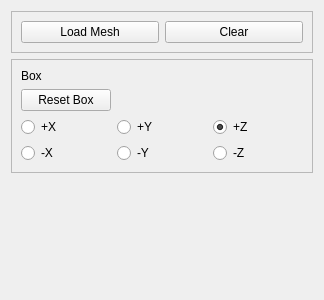
cg3hci/SplitAndMill, file gui/hf_gui.ui: the form before one commit.
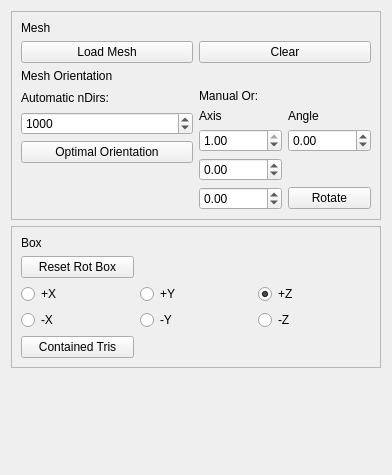
The form after the commit.

```diff
--- a/gui/hf_gui.ui
+++ b/gui/hf_gui.ui
@@ -6,8 +6,8 @@
    <rect>
     <x>0</x>
     <y>0</y>
-    <width>324</width>
-    <height>300</height>
+    <width>392</width>
+    <height>475</height>
    </rect>
   </property>
   <property name="windowTitle">
@@ -15,45 +15,6 @@
   </property>
   <layout class="QGridLayout" name="gridLayout">
    <item row="2" column="0">
-    <spacer name="verticalSpacer">
-     <property name="orientation">
-      <enum>Qt::Vertical</enum>
-     </property>
-     <property name="sizeHint" stdset="0">
-      <size>
-       <width>20</width>
-       <height>40</height>
-      </size>
-     </property>
-    </spacer>
-   </item>
-   <item row="0" column="0">
-    <widget class="QFrame" name="frame">
-     <property name="frameShape">
-      <enum>QFrame::StyledPanel</enum>
-     </property>
-     <property name="frameShadow">
-      <enum>QFrame::Raised</enum>
-     </property>
-     <layout class="QGridLayout" name="gridLayout_2">
-      <item row="0" column="0">
-       <widget class="QPushButton" name="loadMeshPushButton">
-        <property name="text">
-         <string>Load Mesh</string>
-        </property>
-       </widget>
-      </item>
-      <item row="0" column="1">
-       <widget class="QPushButton" name="clearPushButton">
-        <property name="text">
-         <string>Clear</string>
-        </property>
-       </widget>
-      </item>
-     </layout>
-    </widget>
-   </item>
-   <item row="1" column="0">
     <widget class="QFrame" name="frame_2">
      <property name="frameShape">
       <enum>QFrame::StyledPanel</enum>
@@ -65,7 +26,7 @@
       <item row="1" column="0">
        <widget class="QPushButton" name="resetBoxPushButton">
         <property name="text">
-         <string>Reset Box</string>
+         <string>Reset Rot Box</string>
         </property>
        </widget>
       </item>
@@ -76,6 +37,13 @@
         </property>
        </widget>
       </item>
+      <item row="3" column="2">
+       <widget class="QRadioButton" name="mzRadioButton">
+        <property name="text">
+         <string>-Z</string>
+        </property>
+       </widget>
+      </item>
       <item row="0" column="0">
        <widget class="QLabel" name="label">
         <property name="text">
@@ -93,6 +61,13 @@
         </property>
        </widget>
       </item>
+      <item row="3" column="0">
+       <widget class="QRadioButton" name="mxRadioButton">
+        <property name="text">
+         <string>-X</string>
+        </property>
+       </widget>
+      </item>
       <item row="2" column="1">
        <widget class="QRadioButton" name="pyRadioButton">
         <property name="text">
@@ -100,13 +75,6 @@
         </property>
        </widget>
       </item>
-      <item row="3" column="0">
-       <widget class="QRadioButton" name="mxRadioButton">
-        <property name="text">
-         <string>-X</string>
-        </property>
-       </widget>
-      </item>
       <item row="3" column="1">
        <widget class="QRadioButton" name="myRadioButton">
         <property name="text">
@@ -114,16 +82,253 @@
         </property>
        </widget>
       </item>
+      <item row="4" column="0">
+       <widget class="QPushButton" name="containedTrisPushButton">
+        <property name="text">
+         <string>Contained Tris</string>
+        </property>
+       </widget>
+      </item>
+     </layout>
+    </widget>
+   </item>
+   <item row="1" column="0">
+    <widget class="QFrame" name="frame">
+     <property name="sizePolicy">
+      <sizepolicy hsizetype="Preferred" vsizetype="Preferred">
+       <horstretch>0</horstretch>
+       <verstretch>0</verstretch>
+      </sizepolicy>
+     </property>
+     <property name="frameShape">
+      <enum>QFrame::StyledPanel</enum>
+     </property>
+     <property name="frameShadow">
+      <enum>QFrame::Raised</enum>
+     </property>
+     <layout class="QGridLayout" name="gridLayout_2">
       <item row="3" column="2">
-       <widget class="QRadioButton" name="mzRadioButton">
+       <widget class="QFrame" name="frame_4">
+        <property name="frameShape">
+         <enum>QFrame::NoFrame</enum>
+        </property>
+        <property name="frameShadow">
+         <enum>QFrame::Raised</enum>
+        </property>
+        <layout class="QGridLayout" name="gridLayout_5">
+         <property name="leftMargin">
+          <number>0</number>
+         </property>
+         <property name="topMargin">
+          <number>0</number>
+         </property>
+         <property name="rightMargin">
+          <number>0</number>
+         </property>
+         <property name="bottomMargin">
+          <number>0</number>
+         </property>
+         <item row="2" column="0">
+          <widget class="QDoubleSpinBox" name="xAxisSpinBox">
+           <property name="locale">
+            <locale language="English" country="UnitedStates"/>
+           </property>
+           <property name="minimum">
+            <double>-1.000000000000000</double>
+           </property>
+           <property name="maximum">
+            <double>1.000000000000000</double>
+           </property>
+           <property name="value">
+            <double>1.000000000000000</double>
+           </property>
+          </widget>
+         </item>
+         <item row="0" column="0">
+          <widget class="QLabel" name="label_5">
+           <property name="text">
+            <string>Manual Or:</string>
+           </property>
+          </widget>
+         </item>
+         <item row="1" column="1">
+          <widget class="QLabel" name="label_7">
+           <property name="text">
+            <string>Angle</string>
+           </property>
+          </widget>
+         </item>
+         <item row="3" column="0">
+          <widget class="QDoubleSpinBox" name="yAxisSpinBox">
+           <property name="locale">
+            <locale language="English" country="UnitedStates"/>
+           </property>
+           <property name="minimum">
+            <double>-1.000000000000000</double>
+           </property>
+           <property name="maximum">
+            <double>1.000000000000000</double>
+           </property>
+          </widget>
+         </item>
+         <item row="1" column="0">
+          <widget class="QLabel" name="label_6">
+           <property name="text">
+            <string>Axis</string>
+           </property>
+          </widget>
+         </item>
+         <item row="4" column="0">
+          <widget class="QDoubleSpinBox" name="zAxisSpinBox">
+           <property name="locale">
+            <locale language="English" country="UnitedStates"/>
+           </property>
+           <property name="minimum">
+            <double>-1.000000000000000</double>
+           </property>
+           <property name="maximum">
+            <double>1.000000000000000</double>
+           </property>
+          </widget>
+         </item>
+         <item row="2" column="1">
+          <widget class="QDoubleSpinBox" name="angleSpinBox">
+           <property name="locale">
+            <locale language="English" country="UnitedStates"/>
+           </property>
+           <property name="minimum">
+            <double>-360.000000000000000</double>
+           </property>
+           <property name="maximum">
+            <double>360.000000000000000</double>
+           </property>
+          </widget>
+         </item>
+         <item row="4" column="1">
+          <widget class="QPushButton" name="manualRotationPushButton">
+           <property name="text">
+            <string>Rotate</string>
+           </property>
+          </widget>
+         </item>
+        </layout>
+       </widget>
+      </item>
+      <item row="1" column="2">
+       <widget class="QPushButton" name="clearPushButton">
         <property name="text">
-         <string>-Z</string>
+         <string>Clear</string>
+        </property>
+       </widget>
+      </item>
+      <item row="1" column="0">
+       <widget class="QPushButton" name="loadMeshPushButton">
+        <property name="text">
+         <string>Load Mesh</string>
+        </property>
+       </widget>
+      </item>
+      <item row="3" column="0">
+       <widget class="QFrame" name="frame_3">
+        <property name="sizePolicy">
+         <sizepolicy hsizetype="Preferred" vsizetype="Preferred">
+          <horstretch>0</horstretch>
+          <verstretch>0</verstretch>
+         </sizepolicy>
+        </property>
+        <property name="frameShape">
+         <enum>QFrame::NoFrame</enum>
+        </property>
+        <property name="frameShadow">
+         <enum>QFrame::Raised</enum>
+        </property>
+        <layout class="QGridLayout" name="gridLayout_4">
+         <property name="leftMargin">
+          <number>0</number>
+         </property>
+         <property name="topMargin">
+          <number>0</number>
+         </property>
+         <property name="rightMargin">
+          <number>0</number>
+         </property>
+         <property name="bottomMargin">
+          <number>0</number>
+         </property>
+         <item row="3" column="0">
+          <widget class="QSpinBox" name="nDirsSpinBox">
+           <property name="minimum">
+            <number>6</number>
+           </property>
+           <property name="maximum">
+            <number>10000000</number>
+           </property>
+           <property name="value">
+            <number>1000</number>
+           </property>
+          </widget>
+         </item>
+         <item row="1" column="0">
+          <widget class="QLabel" name="label_3">
+           <property name="text">
+            <string>Automatic nDirs:</string>
+           </property>
+          </widget>
+         </item>
+         <item row="4" column="0">
+          <widget class="QPushButton" name="optimalOrientationPushButton">
+           <property name="text">
+            <string>Optimal Orientation</string>
+           </property>
+          </widget>
+         </item>
+         <item row="7" column="0">
+          <widget class="QLabel" name="label_10">
+           <property name="text">
+            <string/>
+           </property>
+          </widget>
+         </item>
+         <item row="6" column="0">
+          <widget class="QLabel" name="label_8">
+           <property name="text">
+            <string/>
+           </property>
+          </widget>
+         </item>
+        </layout>
+       </widget>
+      </item>
+      <item row="2" column="0">
+       <widget class="QLabel" name="label_4">
+        <property name="text">
+         <string>Mesh Orientation</string>
+        </property>
+       </widget>
+      </item>
+      <item row="0" column="0">
+       <widget class="QLabel" name="label_2">
+        <property name="text">
+         <string>Mesh</string>
         </property>
        </widget>
       </item>
      </layout>
     </widget>
    </item>
+   <item row="3" column="0">
+    <spacer name="verticalSpacer">
+     <property name="orientation">
+      <enum>Qt::Vertical</enum>
+     </property>
+     <property name="sizeHint" stdset="0">
+      <size>
+       <width>20</width>
+       <height>40</height>
+      </size>
+     </property>
+    </spacer>
+   </item>
   </layout>
  </widget>
  <resources/>
```
